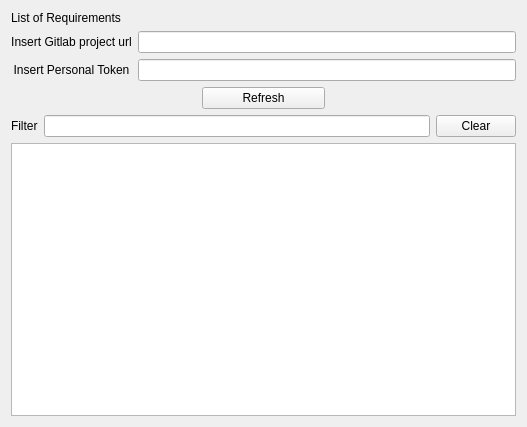
The window that src/libs/requirements/ui/requirementswidget.ui (esa/spacecreator) describes before a commit, drawn with Qt 5.
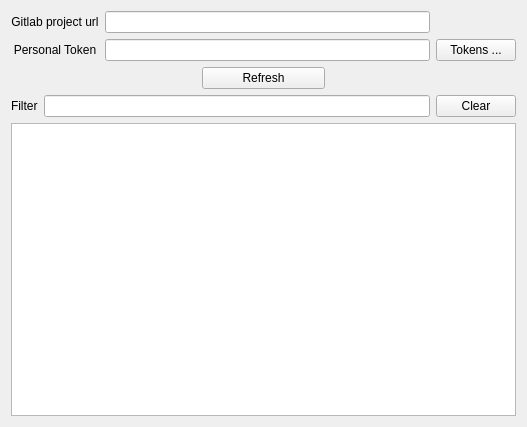
The same window after the commit.

Commit message: Help user to setup the gitlab server

Patch:
```diff
--- a/src/libs/requirements/ui/requirementswidget.ui
+++ b/src/libs/requirements/ui/requirementswidget.ui
@@ -20,78 +20,21 @@
    <string>Form</string>
   </property>
   <layout class="QGridLayout" name="gridLayout_2">
-   <item row="3" column="1">
-    <widget class="QLineEdit" name="filterLineEdit"/>
-   </item>
    <item row="1" column="0" colspan="3">
-    <layout class="QGridLayout" name="gridLayout">
-     <item row="0" column="0">
-      <widget class="QLabel" name="UrlLabel">
-       <property name="text">
-        <string>Insert Gitlab project url</string>
-       </property>
-       <property name="alignment">
-        <set>Qt::AlignCenter</set>
-       </property>
-      </widget>
-     </item>
-     <item row="0" column="1">
-      <widget class="QLineEdit" name="UrlLineEdit"/>
-     </item>
-     <item row="1" column="0">
-      <widget class="QLabel" name="TokenLabel">
-       <property name="toolTip">
-        <string>To create a personal access token, go to  Profile &gt; Preferences &gt; Access Tokens 
- in your gitlab server</string>
-       </property>
-       <property name="text">
-        <string>Insert Personal Token</string>
-       </property>
-       <property name="alignment">
-        <set>Qt::AlignCenter</set>
-       </property>
-      </widget>
-     </item>
-     <item row="1" column="1">
-      <widget class="QLineEdit" name="TokenLineEdit"/>
-     </item>
-    </layout>
-   </item>
-   <item row="4" column="0" colspan="3">
-    <widget class="QTableView" name="AllRequirements">
-     <attribute name="horizontalHeaderStretchLastSection">
-      <bool>true</bool>
-     </attribute>
-     <attribute name="verticalHeaderVisible">
-      <bool>false</bool>
-     </attribute>
-    </widget>
-   </item>
-   <item row="0" column="0" colspan="2">
-    <widget class="QLabel" name="TitleLabel">
-     <property name="sizePolicy">
-      <sizepolicy hsizetype="Preferred" vsizetype="Fixed">
-       <horstretch>0</horstretch>
-       <verstretch>3</verstretch>
-      </sizepolicy>
-     </property>
-     <property name="text">
-      <string>List of Requirements</string>
-     </property>
-     <property name="alignment">
-      <set>Qt::AlignLeading|Qt::AlignLeft|Qt::AlignVCenter</set>
-     </property>
-    </widget>
-   </item>
-   <item row="3" column="0">
-    <widget class="QLabel" name="label">
-     <property name="text">
-      <string>Filter</string>
-     </property>
-    </widget>
-   </item>
-   <item row="2" column="0" colspan="3">
     <layout class="QHBoxLayout" name="horizontalLayout">
+     <item>
+      <widget class="QLabel" name="label">
+       <property name="minimumSize">
+        <size>
+         <width>30</width>
+         <height>0</height>
+        </size>
+       </property>
+       <property name="text">
+        <string/>
+       </property>
+      </widget>
+     </item>
      <item>
       <spacer name="horizontalSpacer">
        <property name="orientation">
@@ -137,15 +80,85 @@
        </property>
       </spacer>
      </item>
+     <item>
+      <widget class="QLabel" name="serverStatusLabel">
+       <property name="minimumSize">
+        <size>
+         <width>30</width>
+         <height>0</height>
+        </size>
+       </property>
+       <property name="text">
+        <string/>
+       </property>
+      </widget>
+     </item>
     </layout>
    </item>
-   <item row="3" column="2">
+   <item row="3" column="0" colspan="3">
+    <widget class="QTableView" name="allRequirements">
+     <attribute name="horizontalHeaderStretchLastSection">
+      <bool>true</bool>
+     </attribute>
+     <attribute name="verticalHeaderVisible">
+      <bool>false</bool>
+     </attribute>
+    </widget>
+   </item>
+   <item row="0" column="0" colspan="3">
+    <layout class="QGridLayout" name="gridLayout">
+     <item row="1" column="1">
+      <widget class="QLineEdit" name="tokenLineEdit"/>
+     </item>
+     <item row="0" column="0">
+      <widget class="QLabel" name="urlLabel">
+       <property name="text">
+        <string>Gitlab project url</string>
+       </property>
+       <property name="alignment">
+        <set>Qt::AlignCenter</set>
+       </property>
+      </widget>
+     </item>
+     <item row="0" column="1">
+      <widget class="QLineEdit" name="urlLineEdit"/>
+     </item>
+     <item row="1" column="0">
+      <widget class="QLabel" name="tokenLabel">
+       <property name="text">
+        <string>Personal Token</string>
+       </property>
+       <property name="alignment">
+        <set>Qt::AlignCenter</set>
+       </property>
+      </widget>
+     </item>
+     <item row="1" column="2">
+      <widget class="QPushButton" name="createTokenButton">
+       <property name="text">
+        <string>Tokens ...</string>
+       </property>
+      </widget>
+     </item>
+    </layout>
+   </item>
+   <item row="2" column="1">
+    <widget class="QLineEdit" name="filterLineEdit"/>
+   </item>
+   <item row="2" column="2">
     <widget class="QPushButton" name="clearFilterButton">
      <property name="text">
       <string>Clear</string>
      </property>
     </widget>
    </item>
+   <item row="2" column="0">
+    <widget class="QLabel" name="filterLabel">
+     <property name="text">
+      <string>Filter</string>
+     </property>
+    </widget>
+   </item>
   </layout>
  </widget>
  <tabstops>
```
Left out of the diff: 10 changed lines with no effect on the pictures. The commit also changes 13 other files.
